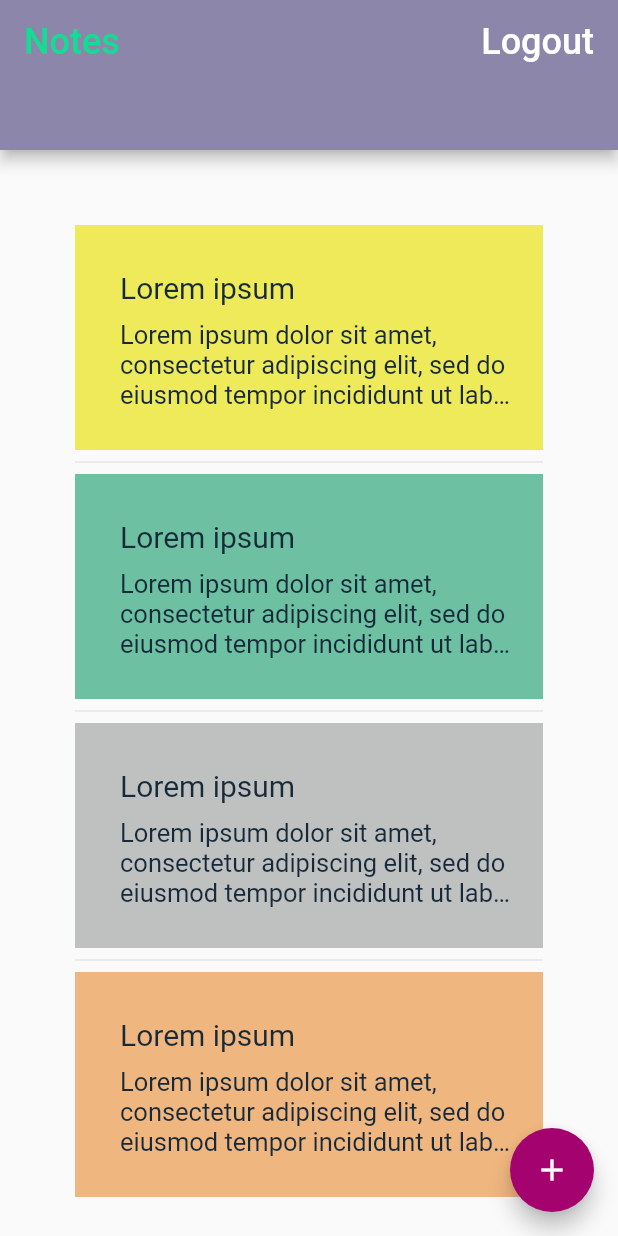
After one commit to AmeraAbdallah/flutter_notes_app, a Flutter app: the screen it shows once a user with an empty profile is signed in, on a phone screen of 412 x 824 dp. The commit adds this screen. Run offline on Flutter 3.47's test engine with Material 2 defaults, Android fonts, the phone set to English and light mode, and no system bars; our stand-ins replace cloud_firestore, firebase_auth; missing offline and left inert: loading; accounts and stored records are empty.

Commit message:
refactor notes to be in a sperate file and connect it with stream provider

```diff
--- /dev/null
+++ b/lib/screens/home/notesList.dart
@@ -0,0 +1,100 @@
+import 'package:flutter/material.dart';
+import 'package:provider/provider.dart';
+import 'package:cloud_firestore/cloud_firestore.dart';
+
+final List<Map<String, String>> entries = <Map<String, String>>[
+  {
+    'title': 'Lorem ipsum',
+    'description':
+        'Lorem ipsum dolor sit amet, consectetur adipiscing elit, sed do eiusmod tempor incididunt ut labore et dolore magna aliqua. Ut enim ad minim veniam, quis nostrud exercitation ullamco laboris nisi ut aliquip ex ea commodo consequat. Duis aute irure dolor in reprehenderit in voluptate velit esse cillum dolore eu fugiat nulla pariatur. Excepteur sint occaecat cupidatat non proident, sunt in culpa qui officia deserunt mollit anim id est laborum.'
+  },
+  {
+    'title': 'Lorem ipsum',
+    'description':
+        'Lorem ipsum dolor sit amet, consectetur adipiscing elit, sed do eiusmod tempor incididunt ut labore et dolore magna aliqua. Ut enim ad minim veniam, quis nostrud exercitation ullamco laboris nisi ut aliquip ex ea commodo consequat. Duis aute irure dolor in reprehenderit in voluptate velit esse cillum dolore eu fugiat nulla pariatur. Excepteur sint occaecat cupidatat non proident, sunt in culpa qui officia deserunt mollit anim id est laborum.'
+  },
+  {
+    'title': 'Lorem ipsum',
+    'description':
+        'Lorem ipsum dolor sit amet, consectetur adipiscing elit, sed do eiusmod tempor incididunt ut labore et dolore magna aliqua. Ut enim ad minim veniam, quis nostrud exercitation ullamco laboris nisi ut aliquip ex ea commodo consequat. Duis aute irure dolor in reprehenderit in voluptate velit esse cillum dolore eu fugiat nulla pariatur. Excepteur sint occaecat cupidatat non proident, sunt in culpa qui officia deserunt mollit anim id est laborum.'
+  },
+  {
+    'title': 'Lorem ipsum',
+    'description':
+        'Lorem ipsum dolor sit amet, consectetur adipiscing elit, sed do eiusmod tempor incididunt ut labore et dolore magna aliqua. Ut enim ad minim veniam, quis nostrud exercitation ullamco laboris nisi ut aliquip ex ea commodo consequat. Duis aute irure dolor in reprehenderit in voluptate velit esse cillum dolore eu fugiat nulla pariatur. Excepteur sint occaecat cupidatat non proident, sunt in culpa qui officia deserunt mollit anim id est laborum.'
+  }
+];
+final List<String> colorCodes = <String>[
+  '#EFEA5A',
+  '#6DC1A2',
+  '#BFC0C0',
+  '#F0B67F',
+  '#D6CFCB',
+  '#C7EFCF'
+];
+
+extension ColorExtension on String {
+  toColorr() {
+    var hexColor = this.replaceAll("#", "");
+    if (hexColor.length == 6) {
+      hexColor = "FF" + hexColor;
+    }
+    if (hexColor.length == 8) {
+      return Color(int.parse("0x$hexColor"));
+    }
+  }
+}
+
+class NotesList extends StatefulWidget {
+  @override
+  _NotesListState createState() => _NotesListState();
+}
+
+class _NotesListState extends State<NotesList> {
+
+  @override
+  Widget build(BuildContext context) {
+
+    final notes = Provider.of<QuerySnapshot>(context);
+    //print(brews.documents);
+    for (var doc in notes.documents) {
+      print('kkk');
+      print(doc.data);
+    }
+
+    return ListView.separated(
+            padding: const EdgeInsets.all(50),
+            itemCount: entries.length,
+            itemBuilder: (BuildContext context, int index) {
+              return Container(
+                  padding: const EdgeInsets.fromLTRB(30, 30, 20, 10),
+                  height: 150,
+                  color: colorCodes[index].toString().toColorr(),
+                  child: Column(
+                      crossAxisAlignment: CrossAxisAlignment.start,
+                      children: <Widget>[
+                        Text(
+                          '${entries[index]["title"]}',
+                          style:
+                              TextStyle(color: "#172A3A".toColorr(), fontSize: 20),
+                          textAlign: TextAlign.left,
+                        ),
+                        SizedBox(height: 10,),
+                        Text(
+                          '${entries[index]["description"]}',
+                          style:
+                              TextStyle(
+                                color: "#172A3A".toColorr(),
+                                fontSize: 17,
+                              ),
+                          textAlign: TextAlign.left,
+                          overflow: TextOverflow.ellipsis,
+                          maxLines: 3,
+                        )
+                      ]));
+            },
+            separatorBuilder: (BuildContext context, int index) =>
+                const Divider(),
+          );
+  }
+}
--- a/lib/services/auth.dart
+++ b/lib/services/auth.dart
@@ -29,7 +29,7 @@ class AuthenticationService {
       AuthResult result = await _auth.createUserWithEmailAndPassword(email: email, password: password);
       FirebaseUser firebaseUser = result.user;
       var user = _fromFirebaseUserToUser(firebaseUser);
-      // DatabaseService(uid: user.uid).addToNotes('ddd', 'ddd', 'dddd');
+      DatabaseService(uid: user.uid).addToNotes('Lorem ipsum', 'Lorem ipsum dolor sit amet, ');
       return user;
     } catch(err) {
       print(err.toString());
```
Also changed, not shown: lib/screens/home/home.dart (+9 -66 lines), lib/services/database.dart (+5 -2 lines).
